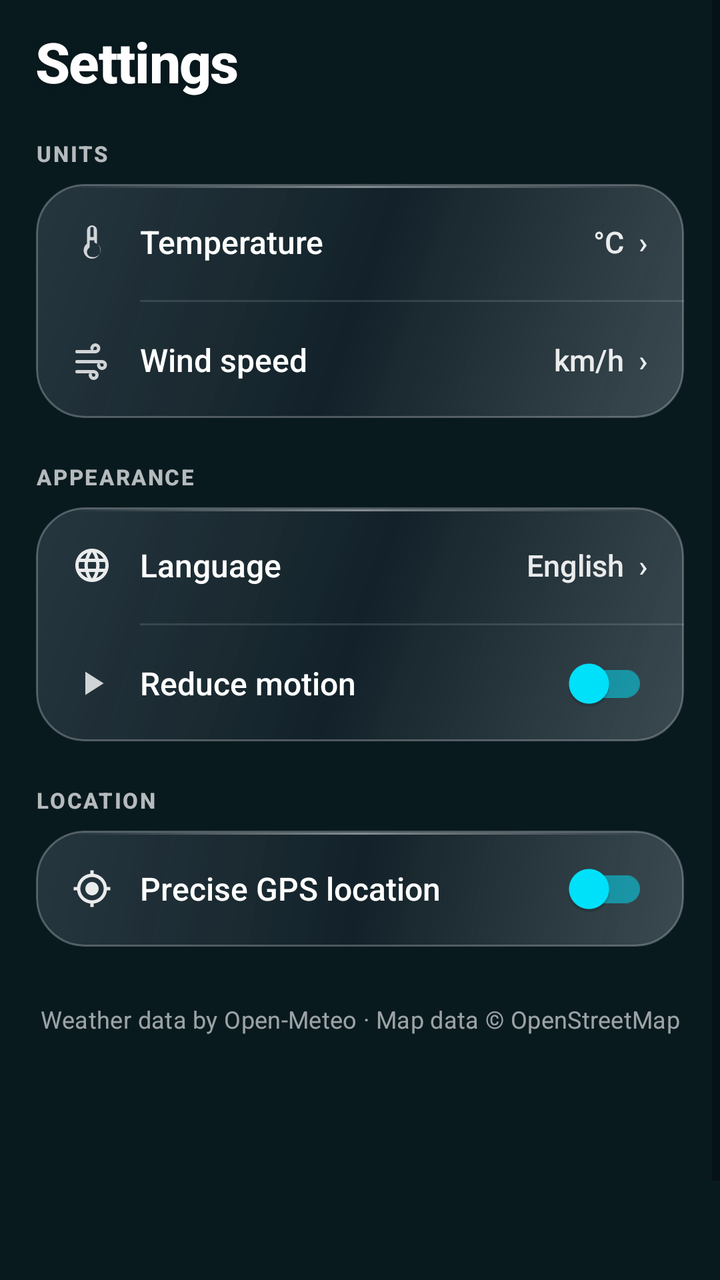
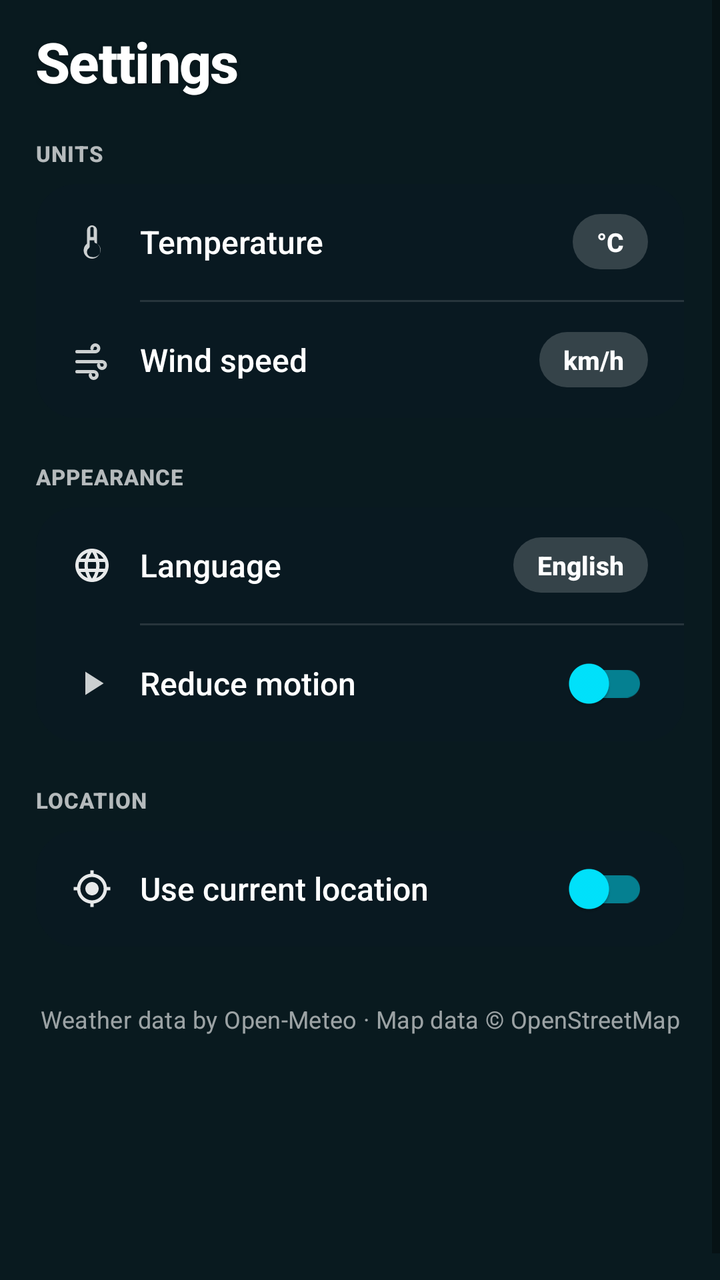

Before-and-after screenshots of an Android layout around one commit, followed by the original layout XML and the change that was made.
<!-- AndroidManifest.xml: application theme Theme.K3Weather -->
<!-- res/layout/layout_settings.xml -->
<?xml version="1.0" encoding="utf-8"?>
<ScrollView xmlns:android="http://schemas.android.com/apk/res/android"
    xmlns:app="http://schemas.android.com/apk/res-auto"
    android:layout_width="match_parent"
    android:layout_height="match_parent"
    android:background="@android:color/transparent"
    android:clipToPadding="false"
    android:overScrollMode="never"
    android:fillViewport="true">

    <LinearLayout
        android:layout_width="match_parent"
        android:layout_height="wrap_content"
        android:orientation="vertical"
        android:paddingHorizontal="18dp"
        android:paddingTop="12dp"
        android:paddingBottom="160dp">

        
        <TextView
            android:layout_width="match_parent"
            android:layout_height="wrap_content"
            android:text="@string/settings_title"
            android:textColor="@android:color/white"
            android:textSize="28sp"
            android:textStyle="bold"
            android:letterSpacing="-0.02"
            android:shadowColor="#33000000"
            android:shadowDx="0"
            android:shadowDy="2"
            android:shadowRadius="6"
            android:fontFamily="sans-serif-medium"
            android:layout_marginBottom="20dp" />

        
        <TextView
            android:layout_width="match_parent"
            android:layout_height="wrap_content"
            android:text="@string/settings_section_units"
            android:textColor="#B3FFFFFF"
            android:textSize="11sp"
            android:textStyle="bold"
            android:letterSpacing="0.08"
            android:fontFamily="sans-serif-medium"
            android:layout_marginBottom="8dp" />

        <LinearLayout
            android:layout_width="match_parent"
            android:layout_height="wrap_content"
            android:background="@drawable/bg_card_translucent"
            android:orientation="vertical"
            android:clipToOutline="true">

            
            <LinearLayout
                android:id="@+id/rowTemperature"
                android:layout_width="match_parent"
                android:layout_height="58dp"
                android:background="?attr/selectableItemBackground"
                android:clickable="true"
                android:focusable="true"
                android:gravity="center_vertical"
                android:orientation="horizontal"
                android:paddingHorizontal="18dp">

                <ImageView
                    android:layout_width="20dp"
                    android:layout_height="20dp"
                    android:contentDescription="@null"
                    android:src="@drawable/ic_thermometer"
                    app:tint="#E6FFFFFF" />

                <TextView
                    android:layout_width="0dp"
                    android:layout_height="wrap_content"
                    android:layout_weight="1"
                    android:layout_marginStart="14dp"
                    android:text="@string/settings_temperature"
                    android:textColor="@android:color/white"
                    android:textSize="16sp"
                    android:fontFamily="sans-serif-medium" />

                <TextView
                    android:id="@+id/tvTemperatureUnitValue"
                    android:layout_width="wrap_content"
                    android:layout_height="wrap_content"
                    android:text="°C  ›"
                    android:textColor="#E6FFFFFF"
                    android:textSize="15sp"
                    android:fontFamily="sans-serif-medium" />
            </LinearLayout>

            <View
                android:layout_width="match_parent"
                android:layout_height="1dp"
                android:layout_marginStart="52dp"
                android:background="#1FFFFFFF" />

            
            <LinearLayout
                android:id="@+id/rowWindSpeed"
                android:layout_width="match_parent"
                android:layout_height="58dp"
                android:background="?attr/selectableItemBackground"
                android:clickable="true"
                android:focusable="true"
                android:gravity="center_vertical"
                android:orientation="horizontal"
                android:paddingHorizontal="18dp">

                <ImageView
                    android:layout_width="20dp"
                    android:layout_height="20dp"
                    android:contentDescription="@null"
                    android:src="@drawable/ic_wind"
                    app:tint="#E6FFFFFF" />

                <TextView
                    android:layout_width="0dp"
                    android:layout_height="wrap_content"
                    android:layout_weight="1"
                    android:layout_marginStart="14dp"
                    android:text="@string/settings_wind_speed"
                    android:textColor="@android:color/white"
                    android:textSize="16sp"
                    android:fontFamily="sans-serif-medium" />

                <TextView
                    android:id="@+id/tvWindSpeedUnitValue"
                    android:layout_width="wrap_content"
                    android:layout_height="wrap_content"
                    android:text="km/h  ›"
                    android:textColor="#E6FFFFFF"
                    android:textSize="15sp"
                    android:fontFamily="sans-serif-medium" />
            </LinearLayout>
        </LinearLayout>

        
        <TextView
            android:layout_width="match_parent"
            android:layout_height="wrap_content"
            android:layout_marginTop="22dp"
            android:layout_marginBottom="8dp"
            android:text="@string/settings_section_display"
            android:textColor="#B3FFFFFF"
            android:textSize="11sp"
            android:textStyle="bold"
            android:letterSpacing="0.08"
            android:fontFamily="sans-serif-medium" />

        <LinearLayout
            android:layout_width="match_parent"
            android:layout_height="wrap_content"
            android:background="@drawable/bg_card_translucent"
            android:orientation="vertical"
            android:clipToOutline="true">

            
            <LinearLayout
                android:id="@+id/rowLanguage"
                android:layout_width="match_parent"
                android:layout_height="58dp"
                android:background="?attr/selectableItemBackground"
                android:clickable="true"
                android:focusable="true"
                android:gravity="center_vertical"
                android:orientation="horizontal"
                android:paddingHorizontal="18dp">

                <ImageView
                    android:layout_width="20dp"
                    android:layout_height="20dp"
                    android:contentDescription="@null"
                    android:src="@drawable/ic_language"
                    app:tint="#E6FFFFFF" />

                <TextView
                    android:layout_width="0dp"
                    android:layout_height="wrap_content"
                    android:layout_weight="1"
                    android:layout_marginStart="14dp"
                    android:text="@string/settings_language"
                    android:textColor="@android:color/white"
                    android:textSize="16sp"
                    android:fontFamily="sans-serif-medium" />

                <TextView
                    android:id="@+id/tvLanguageValue"
                    android:layout_width="wrap_content"
                    android:layout_height="wrap_content"
                    android:text="English  ›"
                    android:textColor="#E6FFFFFF"
                    android:textSize="15sp"
                    android:fontFamily="sans-serif-medium" />
            </LinearLayout>

            <View
                android:layout_width="match_parent"
                android:layout_height="1dp"
                android:layout_marginStart="52dp"
                android:background="#1FFFFFFF" />

            
            <LinearLayout
                android:id="@+id/rowReduceMotion"
                android:layout_width="match_parent"
                android:layout_height="58dp"
                android:background="?attr/selectableItemBackground"
                android:clickable="true"
                android:focusable="true"
                android:gravity="center_vertical"
                android:orientation="horizontal"
                android:paddingHorizontal="18dp">

                <ImageView
                    android:layout_width="20dp"
                    android:layout_height="20dp"
                    android:contentDescription="@null"
                    android:src="@drawable/ic_reduce_motion"
                    app:tint="#E6FFFFFF" />

                <TextView
                    android:layout_width="0dp"
                    android:layout_height="wrap_content"
                    android:layout_weight="1"
                    android:layout_marginStart="14dp"
                    android:text="@string/settings_reduce_motion"
                    android:textColor="@android:color/white"
                    android:textSize="16sp"
                    android:fontFamily="sans-serif-medium" />

                <androidx.appcompat.widget.SwitchCompat
                    android:id="@+id/reduceMotionSwitch"
                    android:layout_width="wrap_content"
                    android:layout_height="wrap_content"
                    app:thumbTint="@color/accent_cyan"
                    app:trackTint="#8000E5FF" />
            </LinearLayout>
        </LinearLayout>

        
        <TextView
            android:layout_width="match_parent"
            android:layout_height="wrap_content"
            android:layout_marginTop="22dp"
            android:layout_marginBottom="8dp"
            android:text="@string/settings_section_location"
            android:textColor="#B3FFFFFF"
            android:textSize="11sp"
            android:textStyle="bold"
            android:letterSpacing="0.08"
            android:fontFamily="sans-serif-medium" />

        <LinearLayout
            android:layout_width="match_parent"
            android:layout_height="wrap_content"
            android:background="@drawable/bg_card_translucent"
            android:orientation="vertical"
            android:clipToOutline="true">

            
            <LinearLayout
                android:id="@+id/rowCurrentLocation"
                android:layout_width="match_parent"
                android:layout_height="58dp"
                android:background="?attr/selectableItemBackground"
                android:clickable="true"
                android:focusable="true"
                android:gravity="center_vertical"
                android:orientation="horizontal"
                android:paddingHorizontal="18dp">

                <ImageView
                    android:layout_width="20dp"
                    android:layout_height="20dp"
                    android:contentDescription="@null"
                    android:src="@drawable/ic_location"
                    app:tint="#E6FFFFFF" />

                <TextView
                    android:layout_width="0dp"
                    android:layout_height="wrap_content"
                    android:layout_weight="1"
                    android:layout_marginStart="14dp"
                    android:text="@string/settings_use_current_location"
                    android:textColor="@android:color/white"
                    android:textSize="16sp"
                    android:fontFamily="sans-serif-medium" />

                <androidx.appcompat.widget.SwitchCompat
                    android:id="@+id/currentLocationSwitch"
                    android:layout_width="wrap_content"
                    android:layout_height="wrap_content"
                    app:thumbTint="@color/accent_cyan"
                    app:trackTint="#8000E5FF" />
            </LinearLayout>
        </LinearLayout>

        
        <TextView
            android:id="@+id/attributions"
            android:layout_width="match_parent"
            android:layout_height="wrap_content"
            android:layout_marginTop="28dp"
            android:layout_marginBottom="16dp"
            android:gravity="center"
            android:text="@string/settings_attribution"
            android:textColor="#99FFFFFF"
            android:textSize="12sp"
            android:letterSpacing="0.01"
            android:fontFamily="sans-serif" />

    </LinearLayout>
</ScrollView>
<!-- resources referenced by this layout -->
<resources>
  <color name="accent_cyan">#00E5FF</color>
  <!-- drawable bg_card_translucent (drawable) -->
  <?xml version="1.0" encoding="utf-8"?>
  <layer-list xmlns:android="http://schemas.android.com/apk/res/android">
      
      <item>
          <shape android:shape="rectangle">
              <gradient
                  android:angle="135"
                  android:startColor="#590A1E2E"
                  android:centerColor="#47071522"
                  android:endColor="#520D2335"
                  android:type="linear" />
              <corners android:radius="24dp" />
          </shape>
      </item>
      
      <item>
          <shape android:shape="rectangle">
              <gradient
                  android:angle="135"
                  android:startColor="#33FFFFFF"
                  android:centerColor="#0AFFFFFF"
                  android:endColor="#1CFFFFFF"
                  android:type="linear" />
              <corners android:radius="24dp" />
              <stroke
                  android:width="1dp"
                  android:color="#42FFFFFF" />
          </shape>
      </item>
      
      <item
          android:top="1dp"
          android:left="16dp"
          android:right="16dp"
          android:gravity="top">
          <shape android:shape="rectangle">
              <size android:height="1dp" />
              <gradient
                  android:angle="0"
                  android:startColor="#00FFFFFF"
                  android:centerColor="#7AFFFFFF"
                  android:endColor="#00FFFFFF"
                  android:type="linear" />
          </shape>
      </item>
  </layer-list>
  <!-- drawable ic_reduce_motion (drawable) -->
  <vector xmlns:android="http://schemas.android.com/apk/res/android"
      android:width="24dp"
      android:height="24dp"
      android:viewportWidth="24"
      android:viewportHeight="24">
      <path
          android:fillColor="#E0FFFFFF"
          android:pathData="M8,5v14l11,-7z"/>
  </vector>
  <!-- drawable ic_thermometer (drawable) -->
  <vector xmlns:android="http://schemas.android.com/apk/res/android"
      android:width="24dp"
      android:height="24dp"
      android:viewportWidth="24"
      android:viewportHeight="24">
      <path
          android:fillColor="#E0FFFFFF"
          android:pathData="M15,13V5a3,3 0 0,0 -6,0v8a5,5 0 1,0 6,0zm-3,-10a1,1 0 0,1 1,1v5h-2V4a1,1 0 0,1 1,-1zm0,18a3,3 0 0,1 -1.8,-5.4 1,1 0 0,0 0.4,-0.8V11h2.8v0.8a1,1 0 0,0 0.4,0.8A3,3 0 0,1 12,21z"/>
  </vector>
  <!-- drawable ic_wind (drawable) -->
  <vector xmlns:android="http://schemas.android.com/apk/res/android"
      android:width="24dp"
      android:height="24dp"
      android:viewportWidth="24"
      android:viewportHeight="24">
      <path
          android:fillColor="#E0FFFFFF"
          android:pathData="M3,8h11a3,3 0 1,0 -3,-3 1,1 0 0,0 2,0 1,1 0 1,1 1,1H3a1,1 0 0,0 0,2zm15,4H3a1,1 0 0,0 0,2h15a1,1 0 1,1 -1,1 1,1 0 0,0 -2,0 3,3 0 1,0 3,-3zm-5,6H3a1,1 0 0,0 0,2h10a1,1 0 1,1 -1,1 1,1 0 0,0 -2,0 3,3 0 1,0 3,-3z"/>
  </vector>
  <string name="settings_attribution">Weather data by Open-Meteo · Map data © OpenStreetMap</string>
  <string name="settings_language">Language</string>
  <string name="settings_reduce_motion">Reduce motion</string>
  <string name="settings_section_display">APPEARANCE</string>
  <string name="settings_section_location">LOCATION</string>
  <string name="settings_section_units">UNITS</string>
  <string name="settings_temperature">Temperature</string>
  <string name="settings_title">Settings</string>
  <string name="settings_use_current_location">Precise GPS location</string>
  <string name="settings_wind_speed">Wind speed</string>
  <color name="primary_teal">#0F2C33</color>
  <color name="primary_dark_teal">#091A1F</color>
  <!-- unchanged entries left out for length: 3 -->
</resources>

<!-- the commit's change to res/layout/layout_settings.xml (unified diff, before → after) -->
@@ -14,7 +14,7 @@
         android:orientation="vertical"
         android:paddingHorizontal="18dp"
         android:paddingTop="12dp"
-        android:paddingBottom="160dp">
+        android:paddingBottom="120dp">
 
         
         <TextView
@@ -40,7 +40,7 @@
             android:textColor="#B3FFFFFF"
             android:textSize="11sp"
             android:textStyle="bold"
-            android:letterSpacing="0.08"
+            android:letterSpacing="0.03"
             android:fontFamily="sans-serif-medium"
             android:layout_marginBottom="8dp" />
 
@@ -84,9 +84,13 @@
                     android:id="@+id/tvTemperatureUnitValue"
                     android:layout_width="wrap_content"
                     android:layout_height="wrap_content"
-                    android:text="°C  ›"
-                    android:textColor="#E6FFFFFF"
-                    android:textSize="15sp"
+                    android:background="@drawable/bg_pill_accent_translucent"
+                    android:paddingHorizontal="12dp"
+                    android:paddingVertical="5dp"
+                    android:text="°C"
+                    android:textColor="@android:color/white"
+                    android:textSize="13sp"
+                    android:textStyle="bold"
                     android:fontFamily="sans-serif-medium" />
             </LinearLayout>
 
@@ -129,9 +133,13 @@
                     android:id="@+id/tvWindSpeedUnitValue"
                     android:layout_width="wrap_content"
                     android:layout_height="wrap_content"
-                    android:text="km/h  ›"
-                    android:textColor="#E6FFFFFF"
-                    android:textSize="15sp"
+                    android:background="@drawable/bg_pill_accent_translucent"
+                    android:paddingHorizontal="12dp"
+                    android:paddingVertical="5dp"
+                    android:text="km/h"
+                    android:textColor="@android:color/white"
+                    android:textSize="13sp"
+                    android:textStyle="bold"
                     android:fontFamily="sans-serif-medium" />
             </LinearLayout>
         </LinearLayout>
@@ -146,7 +154,7 @@
             android:textColor="#B3FFFFFF"
             android:textSize="11sp"
             android:textStyle="bold"
-            android:letterSpacing="0.08"
+            android:letterSpacing="0.03"
             android:fontFamily="sans-serif-medium" />
 
         <LinearLayout
@@ -189,9 +197,13 @@
                     android:id="@+id/tvLanguageValue"
                     android:layout_width="wrap_content"
                     android:layout_height="wrap_content"
-                    android:text="English  ›"
-                    android:textColor="#E6FFFFFF"
-                    android:textSize="15sp"
+                    android:background="@drawable/bg_pill_accent_translucent"
+                    android:paddingHorizontal="12dp"
+                    android:paddingVertical="5dp"
+                    android:text="English"
+                    android:textColor="@android:color/white"
+                    android:textSize="13sp"
+                    android:textStyle="bold"
                     android:fontFamily="sans-serif-medium" />
             </LinearLayout>
 
@@ -249,7 +261,7 @@
             android:textColor="#B3FFFFFF"
             android:textSize="11sp"
             android:textStyle="bold"
-            android:letterSpacing="0.08"
+            android:letterSpacing="0.03"
             android:fontFamily="sans-serif-medium" />
 
         <LinearLayout
<!-- resource entries referenced after the edit -->
@@ -3,51 +3,16 @@
   <color name="accent_cyan">#00E5FF</color>
   <!-- drawable bg_card_translucent (drawable) -->
   <?xml version="1.0" encoding="utf-8"?>
-  <layer-list xmlns:android="http://schemas.android.com/apk/res/android">
-      
-      <item>
-          <shape android:shape="rectangle">
-              <gradient
-                  android:angle="135"
-                  android:startColor="#590A1E2E"
-                  android:centerColor="#47071522"
-                  android:endColor="#520D2335"
-                  android:type="linear" />
-              <corners android:radius="24dp" />
-          </shape>
-      </item>
-      
-      <item>
-          <shape android:shape="rectangle">
-              <gradient
-                  android:angle="135"
-                  android:startColor="#33FFFFFF"
-                  android:centerColor="#0AFFFFFF"
-                  android:endColor="#1CFFFFFF"
-                  android:type="linear" />
-              <corners android:radius="24dp" />
-              <stroke
-                  android:width="1dp"
-                  android:color="#42FFFFFF" />
-          </shape>
-      </item>
-      
-      <item
-          android:top="1dp"
-          android:left="16dp"
-          android:right="16dp"
-          android:gravity="top">
-          <shape android:shape="rectangle">
-              <size android:height="1dp" />
-              <gradient
-                  android:angle="0"
-                  android:startColor="#00FFFFFF"
-                  android:centerColor="#7AFFFFFF"
-                  android:endColor="#00FFFFFF"
-                  android:type="linear" />
-          </shape>
-      </item>
-  </layer-list>
+  <shape xmlns:android="http://schemas.android.com/apk/res/android" android:shape="rectangle">
+      <solid android:color="#380A1929" />
+      <corners android:radius="20dp" />
+  </shape>
+  <!-- drawable bg_pill_accent_translucent (drawable) -->
+  <?xml version="1.0" encoding="utf-8"?>
+  <shape xmlns:android="http://schemas.android.com/apk/res/android" android:shape="rectangle">
+      <solid android:color="#2EFFFFFF" />
+      <corners android:radius="999dp" />
+  </shape>
   <!-- drawable ic_reduce_motion (drawable) -->
   <vector xmlns:android="http://schemas.android.com/apk/res/android"
       android:width="24dp"
@@ -86,7 +51,7 @@
   <string name="settings_section_units">UNITS</string>
   <string name="settings_temperature">Temperature</string>
   <string name="settings_title">Settings</string>
-  <string name="settings_use_current_location">Precise GPS location</string>
+  <string name="settings_use_current_location">Use current location</string>
   <string name="settings_wind_speed">Wind speed</string>
   <color name="primary_teal">#0F2C33</color>
   <color name="primary_dark_teal">#091A1F</color>
